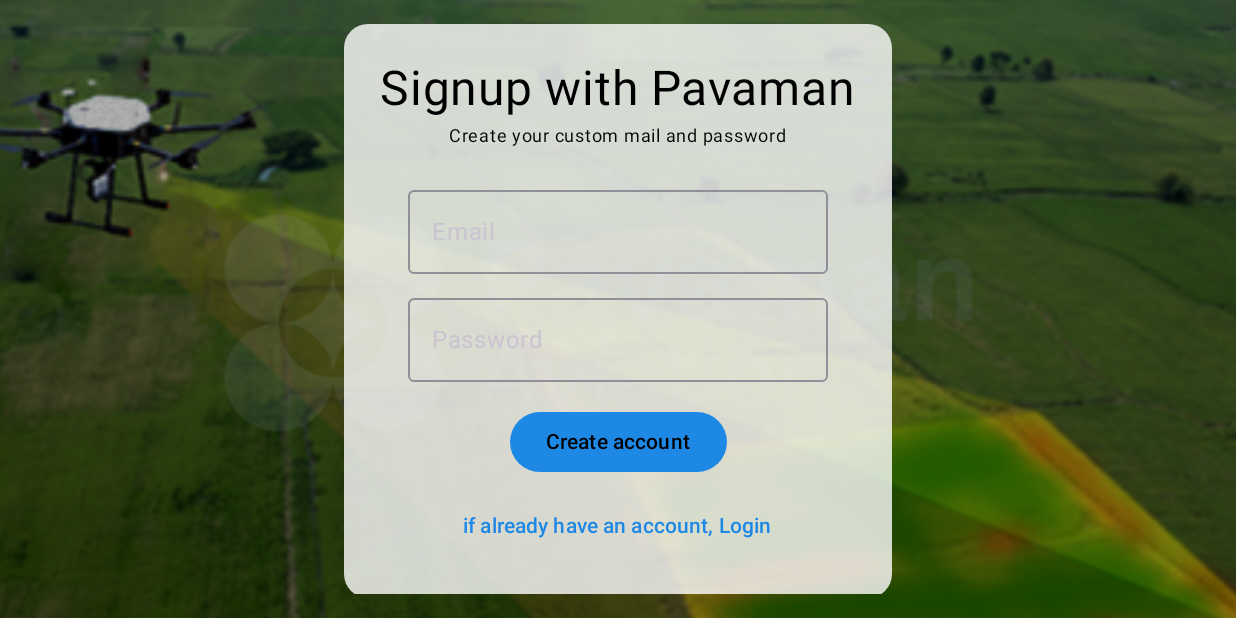
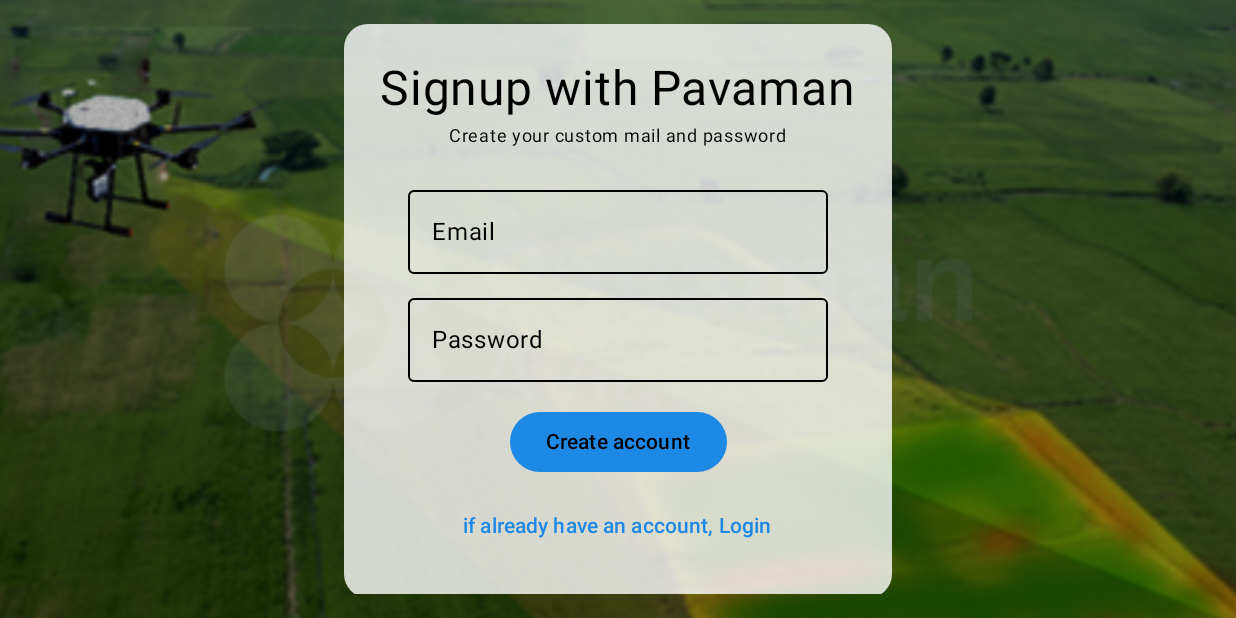
Before and after one commit to Hrushikesh-Gangisetty/SampleGCS, an Android app built with Jetpack Compose: the screen it shows after launch (MainActivity), after a tap on "Signup", on a phone screen of 824 x 412 dp (held sideways). Run offline under Robolectric (Android 15) with nearby library versions, the phone set to English and light mode, and no system bars; our stand-ins replace Firebase (no records; nobody signed in at launch, a user with empty details on screens opened directly), Room's generated code, accompanist, livedata-compose; libraries missing offline, so code that uses them is left out: com.divpundir.mavlink.

Commit message:
placeholder color in signup page changed

```diff
--- a/app/src/main/java/com/example/aerogcsclone/authentication/SignupPage.kt
+++ b/app/src/main/java/com/example/aerogcsclone/authentication/SignupPage.kt
@@ -10,6 +10,7 @@ import androidx.compose.foundation.shape.RoundedCornerShape
 import androidx.compose.foundation.verticalScroll
 import androidx.compose.material3.Button
 import androidx.compose.material3.OutlinedTextField
+import androidx.compose.material3.OutlinedTextFieldDefaults
 import androidx.compose.material3.Text
 import androidx.compose.material3.TextButton
 import androidx.compose.runtime.*
@@ -44,7 +45,7 @@ fun SignupPage(modifier: Modifier = Modifier, navController: NavController, auth
         }
     }
 
-    Box(modifier = Modifier.fillMaxSize()) {
+    Box(modifier = modifier.fillMaxSize()) {
         Image(
             painter = painterResource(id = R.drawable.logbag),
             contentDescription = "Signup Background",
@@ -76,7 +77,16 @@ fun SignupPage(modifier: Modifier = Modifier, navController: NavController, auth
                     value = email,
                     onValueChange = { email = it },
 
-                    label = { Text(text = "Email") }
+                    label = { Text(text = "Email") },
+                    colors = OutlinedTextFieldDefaults.colors(
+                        focusedTextColor = Color.Black,
+                        unfocusedTextColor = Color.Black,
+                        cursorColor = Color.Black,
+                        focusedBorderColor = Color.Black,
+                        unfocusedBorderColor = Color.Black,
+                        focusedLabelColor = Color.Black,
+                        unfocusedLabelColor = Color.Black
+                    )
                 )
 
                 Spacer(modifier = Modifier.height(8.dp))
@@ -85,7 +95,16 @@ fun SignupPage(modifier: Modifier = Modifier, navController: NavController, auth
                     value = password,
                     onValueChange = { password = it },
 
-                    label = { Text(text = "Password") }
+                    label = { Text(text = "Password") },
+                    colors = OutlinedTextFieldDefaults.colors(
+                        focusedTextColor = Color.Black,
+                        unfocusedTextColor = Color.Black,
+                        cursorColor = Color.Black,
+                        focusedBorderColor = Color.Black,
+                        unfocusedBorderColor = Color.Black,
+                        focusedLabelColor = Color.Black,
+                        unfocusedLabelColor = Color.Black
+                    )
                 )
 
                 Spacer(modifier = Modifier.height(16.dp))
```
